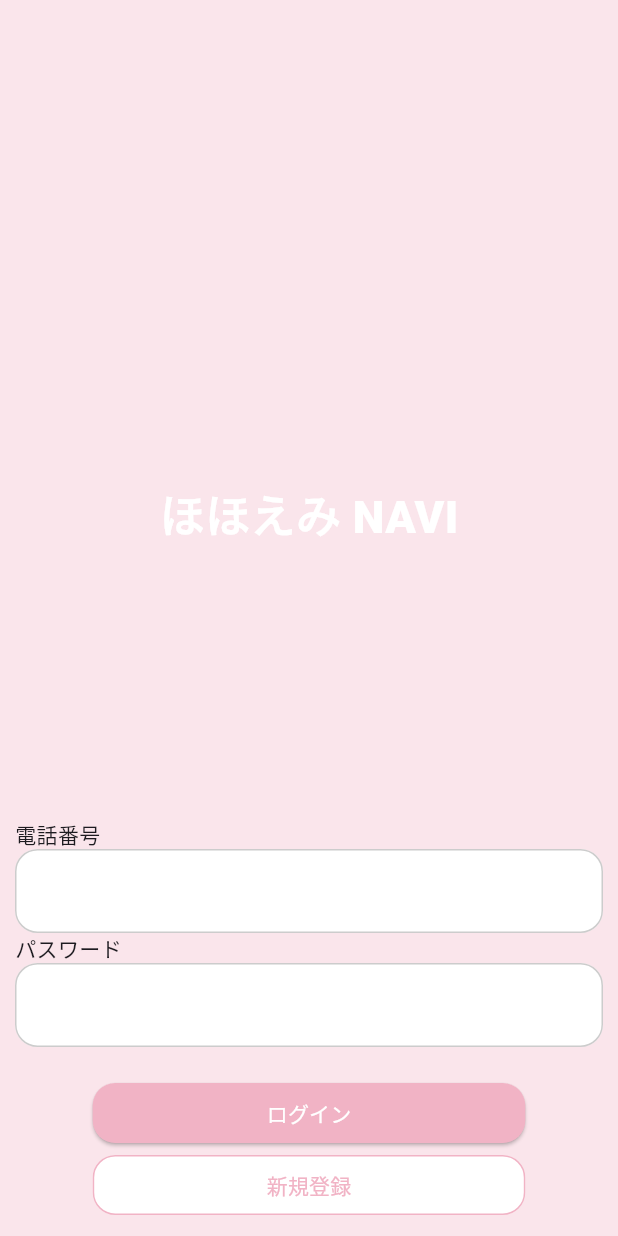
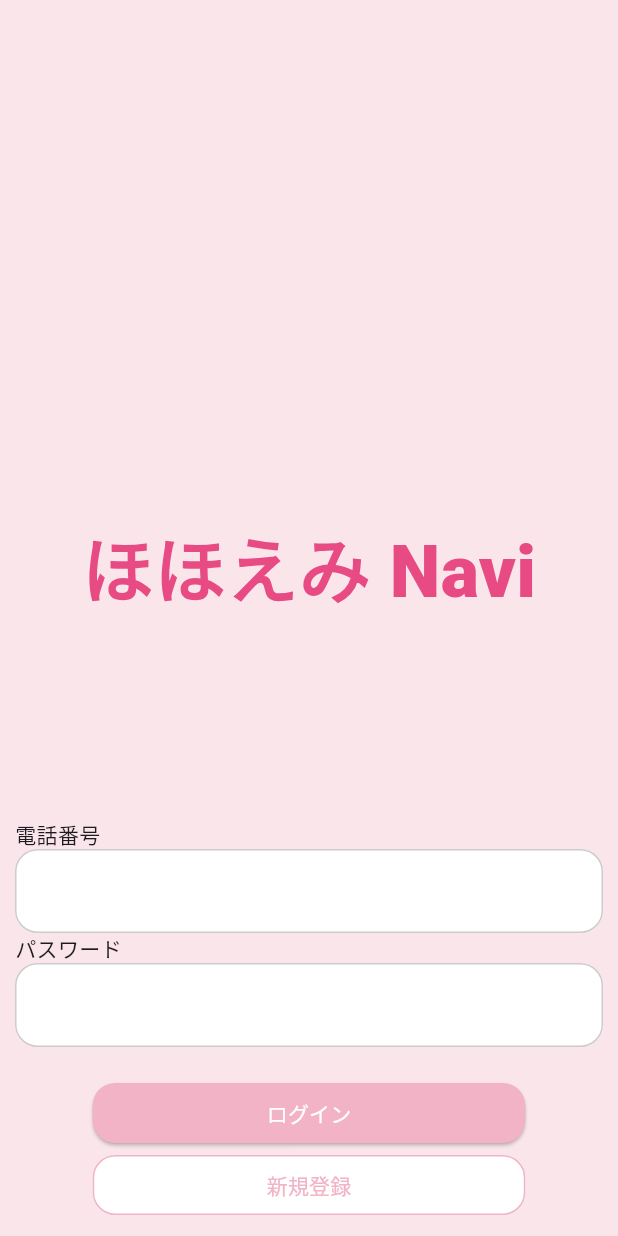
Before and after one commit to uchiran-chi/hohoemi_navi_customer_app, a Flutter app: the screen it shows after launch, on a phone screen of 412 x 824 dp. Run offline on Flutter 3.47's test engine with Material 3 defaults, Android fonts, the light colour scheme and no system bars; our stand-ins replace flutter_riverpod, freezed_annotation, go_router, table_calendar.

Commit message:
細かい修正

```diff
--- a/lib/components/input_field.dart
+++ b/lib/components/input_field.dart
@@ -6,8 +6,13 @@ import 'package:flutter/services.dart';
 class InputField extends StatefulWidget {
   final String text;
   final TextEditingController controller;
+  final bool? obscureText;
 
-  InputField({super.key, required this.text, required this.controller});
+  InputField(
+      {super.key,
+      required this.text,
+      required this.controller,
+      this.obscureText});
 
   @override
   _InputFieldState createState() => _InputFieldState();
@@ -20,7 +25,9 @@ class _InputFieldState extends State<InputField> {
       crossAxisAlignment: CrossAxisAlignment.start,
       children: [
         Text(widget.text, textAlign: TextAlign.left),
-        TextField(controller: widget.controller),
+        TextField(
+            controller: widget.controller,
+            obscureText: widget.obscureText ?? false),
       ],
     );
   }
--- a/lib/main.dart
+++ b/lib/main.dart
@@ -1,9 +1,20 @@
 import 'package:flutter/material.dart';
 import 'package:flutter_riverpod/flutter_riverpod.dart';
 import 'package:hohoemi_navi_customer_app/route/route_controller.dart';
+import 'package:intl/date_symbol_data_local.dart';
 
 Future<void> main() async {
-  runApp(const ProviderScope(child: App()));
+  // runApp(const ProviderScope(child: App()));
+
+  await initializeDateFormatting('ja_JP').then(
+    (_) {
+      runApp(
+        const ProviderScope(
+          child: App(),
+        ),
+      );
+    },
+  );
 }
 
 class App extends ConsumerWidget {
@@ -14,6 +25,8 @@ class App extends ConsumerWidget {
     final router = ref.watch(routeProvider);
 
     return MaterialApp.router(
+      title: 'hohoemi-navi-for-partner',
+      debugShowCheckedModeBanner: false,
       theme: ThemeData(
           useMaterial3: true,
           appBarTheme: const AppBarTheme(
--- a/lib/pages/first_signup_page.dart
+++ b/lib/pages/first_signup_page.dart
@@ -102,6 +102,12 @@ class FirstSignUpPage extends ConsumerWidget {
                     if (context.mounted) {
                       context.push('/home');
                     }
+
+                    ScaffoldMessenger.of(context).showSnackBar(
+                      const SnackBar(
+                        content: Text('新規会員登録が完了しました。'),
+                      ),
+                    );
                   } catch (e) {
                     await showDialog(
                       context: context,
--- a/lib/pages/login_page.dart
+++ b/lib/pages/login_page.dart
@@ -38,17 +38,22 @@ class LoginPage extends ConsumerWidget {
           mainAxisAlignment: MainAxisAlignment.end,
           crossAxisAlignment: CrossAxisAlignment.center,
           children: [
-            const Text(
-              'ほほえみ NAVI',
-              style: TextStyle(
-                fontSize: 30,
-                fontWeight: FontWeight.w900,
-                color: Colors.white,
+            const Padding(
+              padding: EdgeInsets.only(bottom: 130),
+              child: Text(
+                'ほほえみ Navi',
+                style: TextStyle(
+                  fontSize: 48,
+                  fontWeight: FontWeight.w900,
+                  color: Color(0xFFE84B84),
+                ),
               ),
             ),
-            const SizedBox(height: 180),
             InputNumberField(text: '電話番号', controller: tellController),
-            InputField(text: 'パスワード', controller: passwordController),
+            InputField(
+                text: 'パスワード',
+                controller: passwordController,
+                obscureText: true),
             const SizedBox(
               height: 20,
             ),
@@ -63,6 +68,12 @@ class LoginPage extends ConsumerWidget {
                     await reactionState.getReactionState(user!.id);
                     if (context.mounted) {
                       context.push('/home');
+
+                      ScaffoldMessenger.of(context).showSnackBar(
+                        const SnackBar(
+                          content: Text('ログインが完了しました。'),
+                        ),
+                      );
                     }
                   } catch (e) {
                     await showDialog(
```
Also changed, not shown: lib/pages/home.dart (+8 -4 lines).
